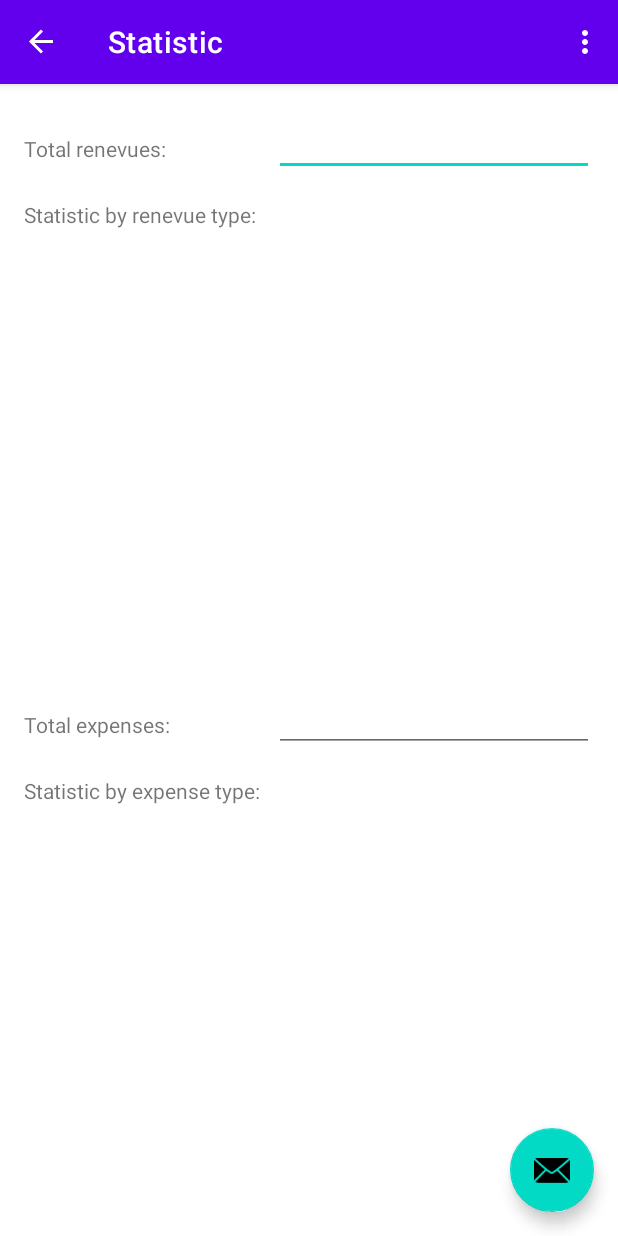
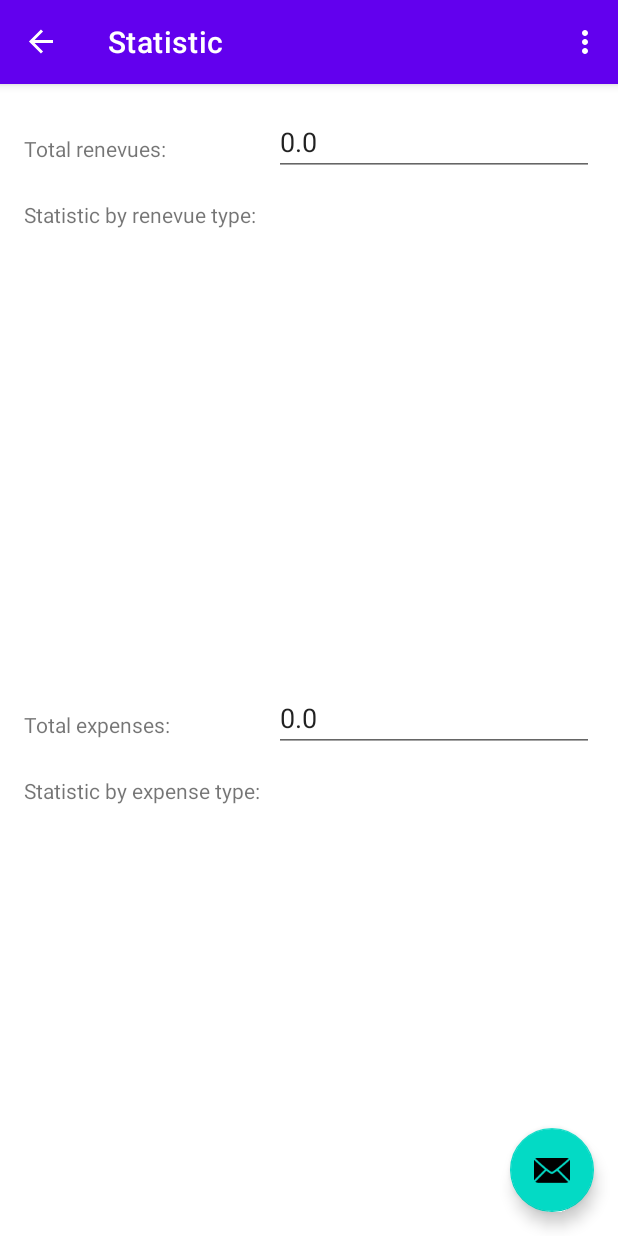
Before and after one commit to cleverlyisme/ExpenditureManagementApp, an Android app: the screen it shows after launch (MainActivity), in the side drawer, after a tap on "Statistic", on a phone screen of 412 x 824 dp. Run offline under Robolectric (Android 15) with nearby library versions, the phone set to English and light mode, and no system bars; our stand-ins replace navigation-ui; 4 statements that could not run were skipped.

Commit message:
feat: statistic by type

```diff
--- /dev/null
+++ b/app/src/main/java/com/example/expendituremanagementapp/adapter/ExpenseTypeStatisticRecyclerView.java
@@ -0,0 +1,65 @@
+package com.example.expendituremanagementapp.adapter;
+
+import android.content.Context;
+import android.view.LayoutInflater;
+import android.view.View;
+import android.view.ViewGroup;
+import android.widget.EditText;
+import android.widget.TextView;
+
+import androidx.annotation.NonNull;
+import androidx.recyclerview.widget.RecyclerView;
+
+import com.example.expendituremanagementapp.R;
+import com.example.expendituremanagementapp.model.ExpenseTypeStatistic;
+
+import java.util.List;
+
+public class ExpenseTypeStatisticRecyclerView extends RecyclerView.Adapter<ExpenseTypeStatisticRecyclerView.ExpenseTypeStatisticViewHolder> {
+    private LayoutInflater layoutInflater;
+    private List<ExpenseTypeStatistic> lsr;
+
+    public ExpenseTypeStatisticRecyclerView(Context context) {
+        layoutInflater = LayoutInflater.from(context);
+    }
+
+    @NonNull
+    @Override
+    public ExpenseTypeStatisticRecyclerView.ExpenseTypeStatisticViewHolder onCreateViewHolder(@NonNull ViewGroup parent, int viewType) {
+        View view = layoutInflater.inflate(R.layout.recyclerview_expense_statistic, parent, false);
+
+        return new ExpenseTypeStatisticRecyclerView.ExpenseTypeStatisticViewHolder(view);
+    }
+
+    @Override
+    public void onBindViewHolder(@NonNull ExpenseTypeStatisticRecyclerView.ExpenseTypeStatisticViewHolder holder, int position) {
+        if (lsr != null) {
+            holder.tvExpenseType.setText(lsr.get(position).getName());
+            holder.etTotalExpenseType.setText(lsr.get(position).getTotal().toString());
+        }
+    }
+
+    @Override
+    public int getItemCount() {
+        if (lsr != null)
+            return lsr.size();
+        return 0;
+    }
+
+    public void setList(List<ExpenseTypeStatistic> lsr) {
+        this.lsr = lsr;
+        notifyDataSetChanged();
+    }
+
+    public static class ExpenseTypeStatisticViewHolder extends RecyclerView.ViewHolder {
+        private TextView tvExpenseType;
+        private EditText etTotalExpenseType;
+
+        public ExpenseTypeStatisticViewHolder(@NonNull View itemView) {
+            super(itemView);
+
+            tvExpenseType = itemView.findViewById(R.id.tvExpenseType);
+            etTotalExpenseType = itemView.findViewById(R.id.etTotalExpenseType);
+        }
+    }
+}
--- /dev/null
+++ b/app/src/main/java/com/example/expendituremanagementapp/adapter/RenevueTypeStatisticRecyclerView.java
@@ -0,0 +1,65 @@
+package com.example.expendituremanagementapp.adapter;
+
+import android.content.Context;
+import android.view.LayoutInflater;
+import android.view.View;
+import android.view.ViewGroup;
+import android.widget.EditText;
+import android.widget.TextView;
+
+import androidx.annotation.NonNull;
+import androidx.recyclerview.widget.RecyclerView;
+
+import com.example.expendituremanagementapp.R;
+import com.example.expendituremanagementapp.model.RenevueTypeStatistic;
+
+import java.util.List;
+
+public class RenevueTypeStatisticRecyclerView extends RecyclerView.Adapter<RenevueTypeStatisticRecyclerView.RenevueTypeStatisticViewHolder> {
+    private LayoutInflater layoutInflater;
+    private List<RenevueTypeStatistic> lsr;
+
+    public RenevueTypeStatisticRecyclerView(Context context) {
+        layoutInflater = LayoutInflater.from(context);
+    }
+
+    @NonNull
+    @Override
+    public RenevueTypeStatisticViewHolder onCreateViewHolder(@NonNull ViewGroup parent, int viewType) {
+        View view = layoutInflater.inflate(R.layout.recyclerview_renevue_statistic, parent, false);
+
+        return new RenevueTypeStatisticViewHolder(view);
+    }
+
+    @Override
+    public void onBindViewHolder(@NonNull RenevueTypeStatisticViewHolder holder, int position) {
+        if (lsr != null) {
+            holder.tvRenevueType.setText(lsr.get(position).getName());
+            holder.etTotalRenevueType.setText(lsr.get(position).getTotal().toString());
+        }
+    }
+
+    @Override
+    public int getItemCount() {
+        if (lsr != null)
+            return lsr.size();
+        return 0;
+    }
+
+    public void setList(List<RenevueTypeStatistic> lsr) {
+        this.lsr = lsr;
+        notifyDataSetChanged();
+    }
+
+    public static class RenevueTypeStatisticViewHolder extends RecyclerView.ViewHolder {
+        private TextView tvRenevueType;
+        private EditText etTotalRenevueType;
+
+        public RenevueTypeStatisticViewHolder(@NonNull View itemView) {
+            super(itemView);
+
+            tvRenevueType = itemView.findViewById(R.id.tvRenevueType);
+            etTotalRenevueType = itemView.findViewById(R.id.etTotalRenevueType);
+        }
+    }
+}
--- /dev/null
+++ b/app/src/main/java/com/example/expendituremanagementapp/helper/AsyncTaskExecutorService.java
@@ -0,0 +1,77 @@
+package com.example.expendituremanagementapp.helper;
+
+import android.os.Handler;
+import android.os.Looper;
+
+import org.jetbrains.annotations.NotNull;
+
+import java.util.concurrent.ExecutorService;
+import java.util.concurrent.Executors;
+
+public abstract class AsyncTaskExecutorService < Params, Progress, Result > {
+    private ExecutorService executor;
+    private Handler handler;
+
+    protected AsyncTaskExecutorService() {
+        executor = Executors.newSingleThreadExecutor(r -> {
+                Thread t = new Thread(r);
+        t.setDaemon(true);
+        return t;
+        });
+
+    }
+
+    public ExecutorService getExecutor() {
+        return executor;
+    }
+
+    public Handler getHandler() {
+        if (handler == null) {
+            synchronized(AsyncTaskExecutorService.class) {
+                handler = new Handler(Looper.getMainLooper());
+            }
+        }
+        return handler;
+    }
+
+    protected void onPreExecute() {
+        // Override this method whereever you want to perform task before background execution get started
+    }
+
+    protected abstract Result doInBackground(Params params);
+
+    protected abstract void onPostExecute(Result result);
+
+    protected void onProgressUpdate(@NotNull Progress value) {
+        // Override this method whereever you want update a progress result
+    }
+
+    // used for push progress resport to UI
+    public void publishProgress(@NotNull Progress value) {
+        getHandler().post(() -> onProgressUpdate(value));
+    }
+
+    public void execute() {
+        execute(null);
+    }
+
+    public void execute(Params params) {
+        getHandler().post(() -> {
+                onPreExecute();
+        executor.execute(() -> {
+                Result result = doInBackground(params);
+        getHandler().post(() -> onPostExecute(result));
+   });
+        });
+    }
+
+    public void shutDown() {
+        if (executor != null) {
+            executor.shutdownNow();
+        }
+    }
+
+    public boolean isCancelled() {
+        return executor == null || executor.isTerminated() || executor.isShutdown();
+    }
+}
--- a/app/src/main/java/com/example/expendituremanagementapp/ui/statistic/StatisticFragment.java
+++ b/app/src/main/java/com/example/expendituremanagementapp/ui/statistic/StatisticFragment.java
@@ -3,42 +3,33 @@ package com.example.expendituremanagementapp.ui.statistic;
 import android.os.Bundle;
 
 import androidx.fragment.app.Fragment;
+import androidx.lifecycle.Observer;
+import androidx.lifecycle.ViewModelProvider;
+import androidx.recyclerview.widget.LinearLayoutManager;
+import androidx.recyclerview.widget.RecyclerView;
 
 import android.view.LayoutInflater;
 import android.view.View;
 import android.view.ViewGroup;
+import android.widget.EditText;
 
 import com.example.expendituremanagementapp.R;
+import com.example.expendituremanagementapp.adapter.ExpenseTypeStatisticRecyclerView;
+import com.example.expendituremanagementapp.adapter.RenevueTypeStatisticRecyclerView;
+import com.example.expendituremanagementapp.model.ExpenseTypeStatistic;
+import com.example.expendituremanagementapp.model.RenevueTypeStatistic;
 
-/**
- * A simple {@link Fragment} subclass.
- * Use the {@link StatisticFragment#newInstance} factory method to
- * create an instance of this fragment.
- */
+import java.util.List;
+
 public class StatisticFragment extends Fragment {
+    private RecyclerView rvRenevueTypeStatistic, rvExpenseTypeStatistic;
+    private RenevueTypeStatisticRecyclerView renevueTypeStatisticAdapter;
+    private ExpenseTypeStatisticRecyclerView expenseTypeStatisticAdapter;
+    private StatisticViewModel statisticViewModel;
+    private EditText etTotalRenevue, etTotalExpense;
 
-    // TODO: Rename parameter arguments, choose names that match
-    // the fragment initialization parameters, e.g. ARG_ITEM_NUMBER
-    private static final String ARG_PARAM1 = "param1";
-    private static final String ARG_PARAM2 = "param2";
+    public StatisticFragment() {}
 
-    // TODO: Rename and change types of parameters
-    private String mParam1;
-    private String mParam2;
-
-    public StatisticFragment() {
-        // Required empty public constructor
-    }
-
-    /**
-     * Use this factory method to create a new instance of
-     * this fragment using the provided parameters.
-     *
-     * @param param1 Parameter 1.
-     * @param param2 Parameter 2.
-     * @return A new instance of fragment StatisticFragment.
-     */
-    // TODO: Rename and change types and number of parameters
     public static StatisticFragment newInstance() {
         StatisticFragment fragment = new StatisticFragment();
         Bundle args = new Bundle();
@@ -52,10 +43,54 @@ public class StatisticFragment extends Fragment {
         super.onCreate(savedInstanceState);
     }
 
+
     @Override
     public View onCreateView(LayoutInflater inflater, ViewGroup container,
                              Bundle savedInstanceState) {
-        // Inflate the layout for this fragment
-        return inflater.inflate(R.layout.fragment_statistic, container, false);
+        View view = inflater.inflate(R.layout.fragment_statistic, container, false);
+
+        etTotalRenevue = view.findViewById(R.id.etTotalRenevue);
+        etTotalExpense = view.findViewById(R.id.etTotalExpense);
+        rvRenevueTypeStatistic = view.findViewById(R.id.rvRenevueType);
+        rvExpenseTypeStatistic = view.findViewById(R.id.rvExpenseType);
+
+        statisticViewModel = new ViewModelProvider(this).get(StatisticViewModel.class);
+
+        renevueTypeStatisticAdapter = new RenevueTypeStatisticRecyclerView(getActivity());
+        rvRenevueTypeStatistic.setLayoutManager(new LinearLayoutManager(getActivity()));
+        rvRenevueTypeStatistic.setAdapter(renevueTypeStatisticAdapter);
+
+        expenseTypeStatisticAdapter = new ExpenseTypeStatisticRecyclerView(getActivity());
+        rvExpenseTypeStatistic.setLayoutManager(new LinearLayoutManager(getActivity()));
+        rvExpenseTypeStatistic.setAdapter(expenseTypeStatisticAdapter);
+        statisticViewModel.getTotalRenevue().observe(getActivity(), new Observer<Float>() {
+            @Override
+            public void onChanged(Float total) {
+                etTotalRenevue.setText(String.valueOf(total));
+            }
+        });
+
+        statisticViewModel.getTotalExpense().observe(getActivity(), new Observer<Float>() {
+            @Override
+            public void onChanged(Float total) {
+                etTotalExpense.setText(String.valueOf(total));
+            }
+        });
+
+        statisticViewModel.getListRenevueTypeStatistic().observe(getActivity(), new Observer<List<RenevueTypeStatistic>>() {
+            @Override
+            public void onChanged(List<RenevueTypeStatistic> lsr) {
+                renevueTypeStatisticAdapter.setList(lsr);
+            }
+        });
+
+        statisticViewModel.getListExpenseTypeStatistic().observe(getActivity(), new Observer<List<ExpenseTypeStatistic>>() {
+            @Override
+            public void onChanged(List<ExpenseTypeStatistic> lst) {
+                expenseTypeStatisticAdapter.setList(lst);
+            }
+        });
+
+        return view;
     }
 }
--- a/app/src/main/java/com/example/expendituremanagementapp/ui/statistic/StatisticViewModel.java
+++ b/app/src/main/java/com/example/expendituremanagementapp/ui/statistic/StatisticViewModel.java
@@ -1,18 +1,126 @@
 package com.example.expendituremanagementapp.ui.statistic;
 
 import android.app.Application;
+import android.database.Cursor;
+import android.database.sqlite.SQLiteDatabase;
 
-import androidx.annotation.NonNull;
 import androidx.lifecycle.AndroidViewModel;
 import androidx.lifecycle.LiveData;
+import androidx.lifecycle.MutableLiveData;
 
-import com.example.expendituremanagementapp.model.Renevue;
+import com.example.expendituremanagementapp.database.DatabaseHelper;
+import com.example.expendituremanagementapp.helper.AsyncTaskExecutorService;
+import com.example.expendituremanagementapp.model.ExpenseTypeStatistic;
+import com.example.expendituremanagementapp.model.RenevueTypeStatistic;
+
+import java.util.ArrayList;
+import java.util.List;
 
 public class StatisticViewModel extends AndroidViewModel {
-//    private LiveData<Float> totalRenevue;
-    public StatisticViewModel(@NonNull Application application) {
+    private DatabaseHelper db;
+    private MutableLiveData<Float> totalRevenue, totalExpense;
+    private MutableLiveData<List<RenevueTypeStatistic>> lsr;
+    private MutableLiveData<List<ExpenseTypeStatistic>> lst;
+
+    public StatisticViewModel(Application application) {
         super(application);
 
-//        totalRenevue = Renevue.getTotalRenevue();
+        db = new DatabaseHelper(application);
+        totalRevenue = new MutableLiveData<>();
+        totalExpense = new MutableLiveData<>();
+        lsr = new MutableLiveData<>();
+        lst = new MutableLiveData<>();
+    }
+
+    public LiveData<List<RenevueTypeStatistic>> getListRenevueTypeStatistic() {
+        new ListRenevueTypeStatisticAsyncTask().execute();
+        return lsr;
+    }
+
+    public LiveData<List<ExpenseTypeStatistic>> getListExpenseTypeStatistic() {
+        new ListExpenseTypeStatisticAsyncTask().execute();
+        return lst;
+    }
+
+    public LiveData<Float> getTotalRenevue() {
+        new TotalRenevueAsyncTask().execute();
+        return totalRevenue;
+    }
+
+    public LiveData<Float> getTotalExpense() {
+        new TotalExpenseAsyncTask().execute();
+        return totalExpense;
+    }
+
+    private class ListRenevueTypeStatisticAsyncTask extends AsyncTaskExecutorService<Void, Void, List<RenevueTypeStatistic>> {
+        protected List<RenevueTypeStatistic> doInBackground(Void params) {
+            SQLiteDatabase database = db.getReadableDatabase();
+            Cursor cursor = database.rawQuery("SELECT r.renevueTypeId, rt.name, " +
+                    "sum(r.price) AS total FROM renevues r" +
+                    "INNER JOIN renevue_types rt ON r.renevueTypeId = rt.id " +
+                    "GROUP BY  r.renevueTypeId, rt.name", null);
+            List<RenevueTypeStatistic> ls = new ArrayList<>();
+            while (cursor.moveToNext()) {
+                ls.add(new RenevueTypeStatistic(cursor.getInt(0),
+                        cursor.getString(1), cursor.getFloat(2)));
+            }
+            return ls;
+        }
+
+        protected void onPostExecute(List<RenevueTypeStatistic> ls) {
+            lsr.setValue(ls);
+        }
+    }
+
+    private class ListExpenseTypeStatisticAsyncTask extends AsyncTaskExecutorService<Void, Void, List<ExpenseTypeStatistic>> {
+        protected List<ExpenseTypeStatistic> doInBackground(Void params) {
+            SQLiteDatabase database = db.getReadableDatabase();
+            Cursor cursor = database.rawQuery("SELECT r.expenseTypeId, rt.name, " +
+                    "sum(r.price) AS total FROM expenses r" +
+                    "INNER JOIN expense_types rt ON r.renevueTypeId = rt.id " +
+                    "GROUP BY  r.expenseTypeId, rt.name", null);
+            List<ExpenseTypeStatistic> ls = new ArrayList<>();
+            while (cursor.moveToNext()) {
+                ls.add(new ExpenseTypeStatistic(cursor.getInt(0),
+                        cursor.getString(1), cursor.getFloat(2)));
+            }
+            return ls;
+        }
+
+        protected void onPostExecute(List<ExpenseTypeStatistic> ls) {
+            lst.setValue(ls);
+        }
+    }
+
+    private class TotalRenevueAsyncTask extends AsyncTaskExecutorService<Void, Void, Float> {
+        protected Float doInBackground(Void params) {
+            SQLiteDatabase database = db.getReadableDatabase();
+            Cursor cursor = database.rawQuery("SELECT SUM(price) FROM revenues", null);
+            float sum = 0;
+            if (cursor.moveToFirst()) {
+                sum = cursor.getFloat(0);
+            }
+            return sum;
+        }
+
+        protected void onPostExecute(Float sum) {
+            totalRevenue.setValue(sum);
+        }
+    }
+
+    private class TotalExpenseAsyncTask extends AsyncTaskExecutorService<Void, Void, Float> {
+        protected Float doInBackground(Void params) {
+            SQLiteDatabase database = db.getReadableDatabase();
+            Cursor cursor = database.rawQuery("SELECT SUM(price) FROM expenses", null);
+            float sum = 0;
+            if (cursor.moveToFirst()) {
+                sum = cursor.getFloat(0);
+            }
+            return sum;
+        }
+
+        protected void onPostExecute(Float sum) {
+            totalExpense.setValue(sum);
+        }
     }
 }
--- a/app/src/main/res/layout/fragment_statistic.xml
+++ b/app/src/main/res/layout/fragment_statistic.xml
@@ -34,6 +34,8 @@
                 android:layout_height="wrap_content"
                 android:layout_marginTop="16dp"
                 android:layout_marginEnd="16dp"
+                android:cursorVisible="false"
+                android:focusable="false"
                 android:ems="10"
                 android:inputType="number"
                 app:layout_constraintEnd_toEndOf="parent"
@@ -86,6 +88,8 @@
                 android:layout_marginTop="16dp"
                 android:layout_marginEnd="16dp"
                 android:ems="10"
+                android:cursorVisible="false"
+                android:focusable="false"
                 android:inputType="number"
                 app:layout_constraintEnd_toEndOf="parent"
                 app:layout_constraintTop_toTopOf="parent" />
@@ -101,7 +105,7 @@
                 app:layout_constraintTop_toBottomOf="@+id/etTotalExpense" />
 
             <androidx.recyclerview.widget.RecyclerView
-                android:id="@+id/recyclerView"
+                android:id="@+id/rvExpenseType"
                 android:layout_width="409dp"
                 android:layout_height="268dp"
                 android:layout_marginStart="16dp"
```
Also changed, not shown: app/src/main/java/com/example/expendituremanagementapp/database/DatabaseHelper.java (+4 -37 lines), app/src/main/java/com/example/expendituremanagementapp/model/ExpenseTypeStatistic.java (added, +37 -0 lines), app/src/main/java/com/example/expendituremanagementapp/model/RenevueTypeStatistic.java (added, +37 -0 lines), app/src/main/res/layout/recyclerview_expense_statistic.xml (added, +23 -0 lines), app/src/main/res/layout/recyclerview_renevue_statistic.xml (added, +23 -0 lines).
